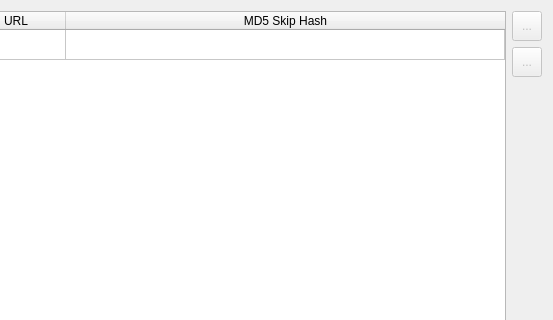
Qt form src/gui/widgets/settings/audiosourcesettings.ui (ripose-jp/Memento) before a commit; both pictures show x 146 to 699 and y 0 to 320 of the 699 by 550 pixel window.
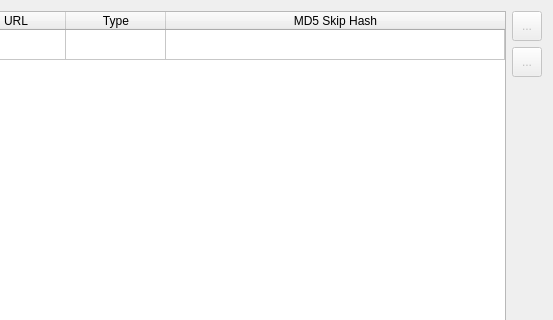
The same form after that commit.

What changed in the file:
```diff
--- a/src/gui/widgets/settings/audiosourcesettings.ui
+++ b/src/gui/widgets/settings/audiosourcesettings.ui
@@ -44,6 +44,11 @@
          <string>URL</string>
         </property>
        </column>
+       <column>
+        <property name="text">
+         <string>Type</string>
+        </property>
+       </column>
        <column>
         <property name="text">
          <string>MD5 Skip Hash</string>
```
